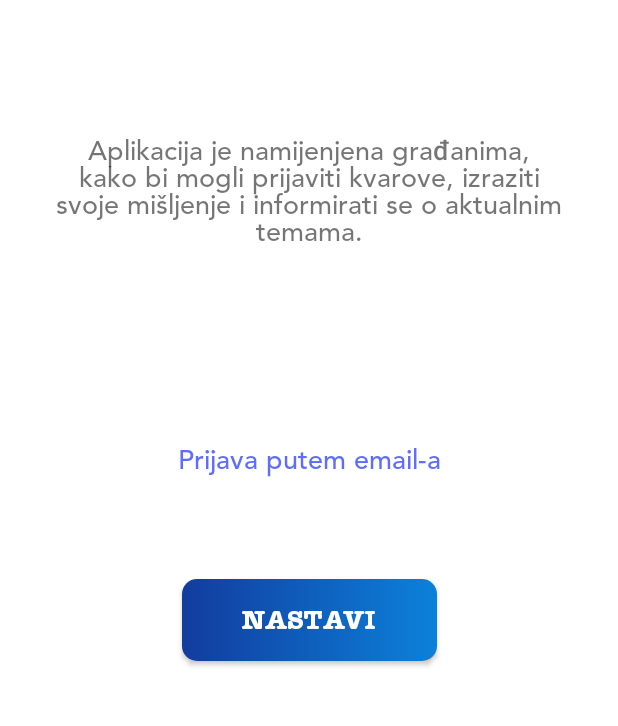
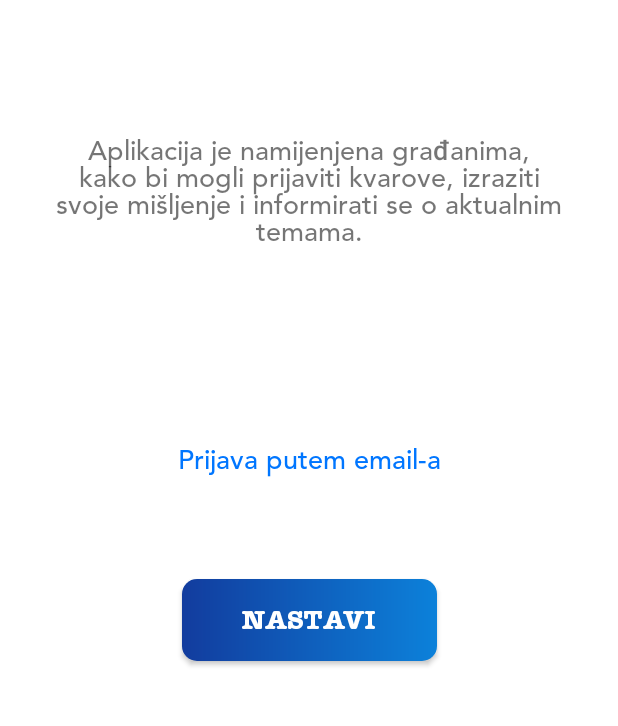
Before and after one commit to MatkoTom/SummerSchoolApp, an Android app: the screen it shows after launch (OnboardingActivity), on a phone screen of 412 x 824 dp, the part 507-1233 px from its top. Run offline under Robolectric (Android 15) with nearby library versions, the phone set to English and light mode, and no system bars; our stand-ins replace ButterKnife, RxJava.

Commit message:
Added new colors to layouts...

```diff
--- a/app/src/main/res/layout/fragment_first_login.xml
+++ b/app/src/main/res/layout/fragment_first_login.xml
@@ -37,7 +37,7 @@
             android:fontFamily="@font/avenir_medium"
             android:gravity="center"
             android:text="@string/app_info_login"
-            android:textColor="#5E6DFF"
+            android:textColor="@color/color1"
             android:textSize="18sp"
             app:layout_constraintEnd_toEndOf="@+id/tv_app_info"
             app:layout_constraintHorizontal_bias="0.0"
--- a/app/src/main/res/layout/fragment_login.xml
+++ b/app/src/main/res/layout/fragment_login.xml
@@ -134,7 +134,7 @@
             android:layout_marginBottom="14dp"
             android:fontFamily="@font/avenir_medium"
             android:text="@string/register_with_oib"
-            android:textColor="#5E6DFF"
+            android:textColor="@color/color1"
             android:textSize="18sp"
             app:layout_constraintBottom_toBottomOf="parent"
             app:layout_constraintEnd_toEndOf="parent"
--- a/app/src/main/res/layout/fragment_signup.xml
+++ b/app/src/main/res/layout/fragment_signup.xml
@@ -223,7 +223,7 @@
             android:fontFamily="@font/avenir_medium"
             android:gravity="center"
             android:text="@string/app_info_login"
-            android:textColor="#5E6DFF"
+            android:textColor="@color/color1"
             android:textSize="18sp"
             app:layout_constraintBottom_toTopOf="@+id/guideline11"
             app:layout_constraintEnd_toEndOf="parent"
```
